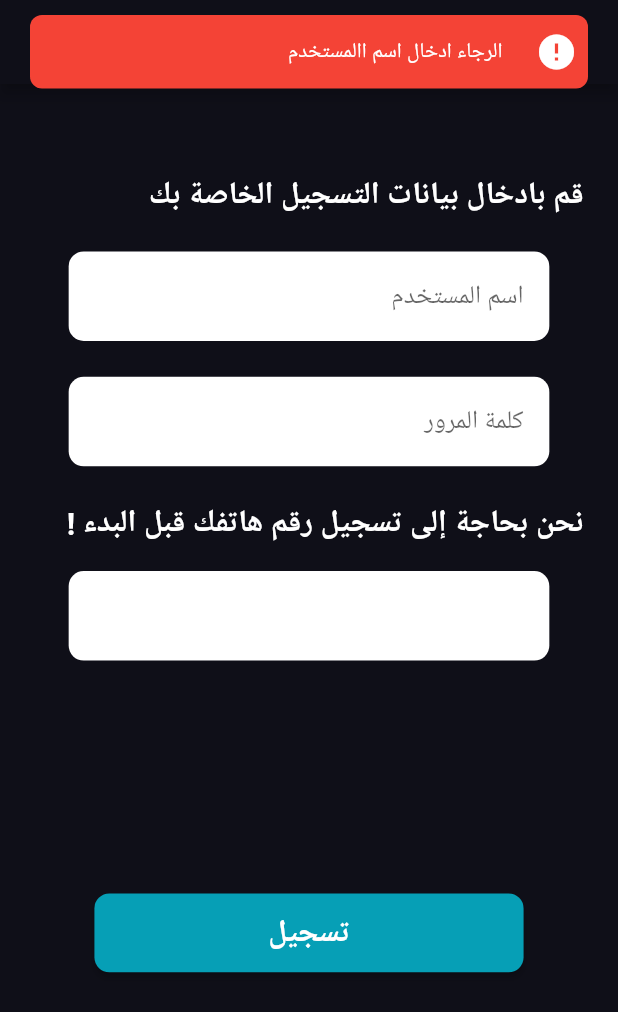
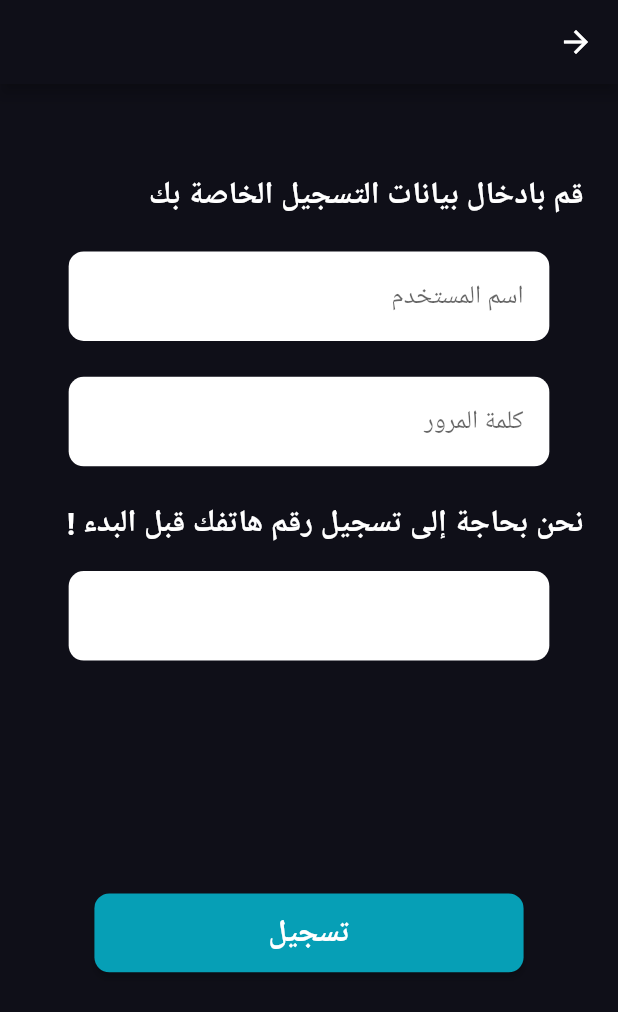
Before and after one commit to TEC-CUBE/zezo_mobile, a Flutter app: the SignUpView screen opened directly with empty values, after a tap on "تسجيل", on a phone screen of 412 x 824 dp. Shown: the top 1012 px of the screen. Run offline on Flutter 3.47's test engine with Material 2 defaults, Android fonts, the phone set to English and light mode, and no system bars; drawn by our look-alikes of another_flushbar; our stand-ins replace carousel_slider, connectivity_plus, firebase_auth, firebase_core, flutter_screenutil, flutter_spinkit and 9 more; accounts and stored records are empty; network calls fail.

Commit message:
farag edit

```diff
--- a/lib/main.dart
+++ b/lib/main.dart
@@ -12,7 +12,7 @@ import 'package:provider/provider.dart';
 
 void main() async {
   WidgetsFlutterBinding.ensureInitialized();
-  await Firebase.initializeApp();
+  // await Firebase.initializeApp();
   runApp(MyApp());
 }
 
--- a/lib/utils/utils.dart
+++ b/lib/utils/utils.dart
@@ -1,5 +1,4 @@
-import 'package:another_flushbar/flushbar.dart';
-import 'package:another_flushbar/flushbar_route.dart';
+
 import 'package:flutter/material.dart';
 import 'package:fluttertoast/fluttertoast.dart';
 
@@ -30,26 +29,26 @@ class Utils {
     );
   }
 
-  static void flushBarErrorMessage(String message, BuildContext context){
+  // static void flushBarErrorMessage(String message, BuildContext context){
 
-    showFlushbar(context: context,
-        flushbar: Flushbar(
-          forwardAnimationCurve:Curves.decelerate,
-          margin: EdgeInsets.symmetric(horizontal: 20, vertical: 10),
-          padding: EdgeInsets.all(15),
-          message: message,
-          duration: Duration(seconds: 3),
-          borderRadius: BorderRadius.circular(8),
-          flushbarPosition: FlushbarPosition.TOP,
-          backgroundColor: Colors.red,
-          reverseAnimationCurve: Curves.easeInOut,
-          positionOffset: 20,
-          icon: Icon(Icons.error , size: 28 , color: Colors.white,),
-        )..show(context),
+  //   showFlushbar(context: context,
+  //       flushbar: Flushbar(
+  //         forwardAnimationCurve:Curves.decelerate,
+  //         margin: EdgeInsets.symmetric(horizontal: 20, vertical: 10),
+  //         padding: EdgeInsets.all(15),
+  //         message: message,
+  //         duration: Duration(seconds: 3),
+  //         borderRadius: BorderRadius.circular(8),
+  //         flushbarPosition: FlushbarPosition.TOP,
+  //         backgroundColor: Colors.red,
+  //         reverseAnimationCurve: Curves.easeInOut,
+  //         positionOffset: 20,
+  //         icon: Icon(Icons.error , size: 28 , color: Colors.white,),
+  //       )..show(context),
 
-    );
+  //   );
 
-  }
+  // }
 
   static snackBar(String message, BuildContext context){
     return ScaffoldMessenger.of(context).showSnackBar(
--- a/lib/view/home_screen.dart
+++ b/lib/view/home_screen.dart
@@ -278,14 +278,7 @@ class _HomeScreenState extends State<HomeScreen> {
             ),
 
             SizedBox(height: 10.h),
-            IconButton(
-              onPressed: () {
-                userPrefernece.remove().then((value) {
-                  Navigator.pushNamed(context, RoutesName.login);
-                });
-              },
-              icon: Icon(Icons.logout),
-            ),
+
 
             Padding(
               padding: EdgeInsets.only(left: 20.0.w, right: 20.0.w),
--- a/lib/view/login_view.dart
+++ b/lib/view/login_view.dart
@@ -160,11 +160,11 @@ class _LoginViewState extends State<LoginView> {
                   loading: authViewMode.loading,
                   onPress: () {
                     if (_emailController.text.isEmpty) {
-                      Utils.flushBarErrorMessage(
-                          'الرجاء ادخال رقم الهاتف', context);
+                      // Utils.flushBarErrorMessage(
+                      //     'الرجاء ادخال رقم الهاتف', context);
                     } else if (_passwordController.text.isEmpty) {
-                      Utils.flushBarErrorMessage(
-                          'الرجاء ادخال الرمز السري', context);
+                      // Utils.flushBarErrorMessage(
+                      //     'الرجاء ادخال الرمز السري', context);
                     } /*else if(_passwordController.text.length < 6){
                     Utils.flushBarErrorMessage('Please enter 6 digit password', context);
 
--- a/lib/view/signp_view.dart
+++ b/lib/view/signp_view.dart
@@ -2146,14 +2146,14 @@ class _SignUpViewState extends State<SignUpView> {
                           //   codeAutoRetrievalTimeout: (String verificationId) {},
                           // );
                           if (usernameController.text.isEmpty) {
-                            Utils.flushBarErrorMessage(
-                                'الرجاء ادخال اسم االمستخدم', context);
+                            // Utils.flushBarErrorMessage(
+                            //     'الرجاء ادخال اسم االمستخدم', context);
                           } else if (_passwordController.text.isEmpty) {
-                            Utils.flushBarErrorMessage(
-                                'الرجاء ادخال الرمز السري', context);
+                            // Utils.flushBarErrorMessage(
+                            //     'الرجاء ادخال الرمز السري', context);
                           } else if (countryController.text.isEmpty) {
-                            Utils.flushBarErrorMessage(
-                                'الرجاء ادخال رقم الهاتف', context);
+                            // Utils.flushBarErrorMessage(
+                            //     'الرجاء ادخال رقم الهاتف', context);
                           } else {
                             // Navigator.pushNamed(context, RoutesName.verifyphone);
                             // Navigator.pushNamed(context, RoutesName.physicalactivity);
--- a/pubspec.yaml
+++ b/pubspec.yaml
@@ -41,7 +41,7 @@ dependencies:
   cupertino_icons: ^1.0.2
   fluttertoast: ^8.0.9
   http: ^0.13.4
-  another_flushbar: ^1.10.29
+
   provider: ^6.0.3
   shared_preferences:
   flutter_spinkit: ^5.1.0
```
Also changed, not shown: pubspec.lock, 6 other files.
